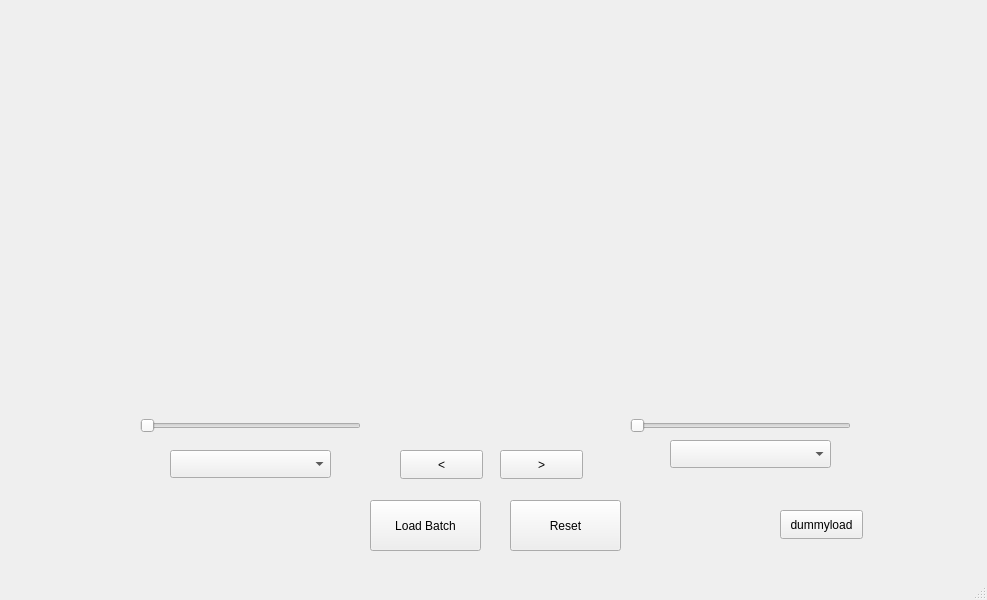
Old version of the form form.ui in the repository youssefshawki9/uncertainty-interactive-visualization.
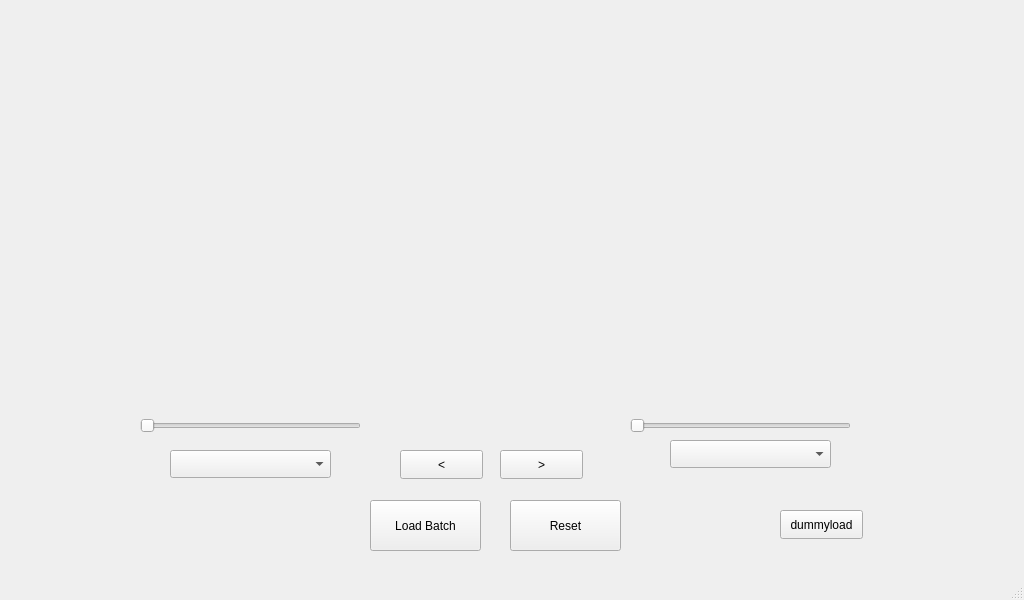
New version of the form.

Commit message: Get dataframe request created

The edit to the form file:
```diff
--- a/form.ui
+++ b/form.ui
@@ -6,7 +6,7 @@
    <rect>
     <x>0</x>
     <y>0</y>
-    <width>987</width>
+    <width>1024</width>
     <height>600</height>
    </rect>
   </property>
@@ -80,8 +80,8 @@
    <widget class="QLabel" name="batchLabel">
     <property name="geometry">
      <rect>
-      <x>710</x>
-      <y>80</y>
+      <x>240</x>
+      <y>540</y>
       <width>111</width>
       <height>31</height>
      </rect>
@@ -93,8 +93,8 @@
    <widget class="QLabel" name="imageLabel">
     <property name="geometry">
      <rect>
-      <x>140</x>
-      <y>520</y>
+      <x>210</x>
+      <y>510</y>
       <width>131</width>
       <height>20</height>
      </rect>
@@ -119,7 +119,7 @@
    <widget class="QWidget" name="horizontalLayoutWidget_2">
     <property name="geometry">
      <rect>
-      <x>570</x>
+      <x>580</x>
       <y>20</y>
       <width>331</width>
       <height>381</height>
```
Left out of the diff: 13 changed lines with no effect on the pictures. The commit also changes 2 other files.
